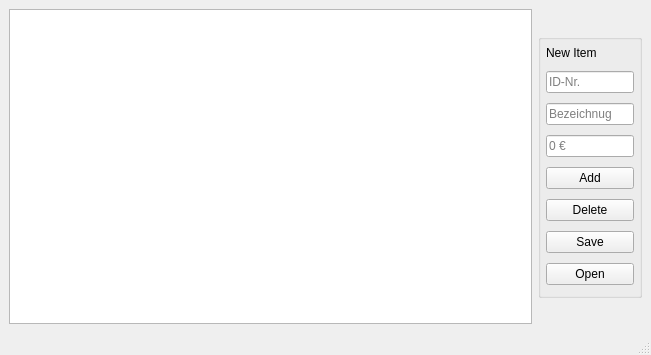
Old version of the form mainwindow.ui in the repository andy299792/Qt-Warenliste.
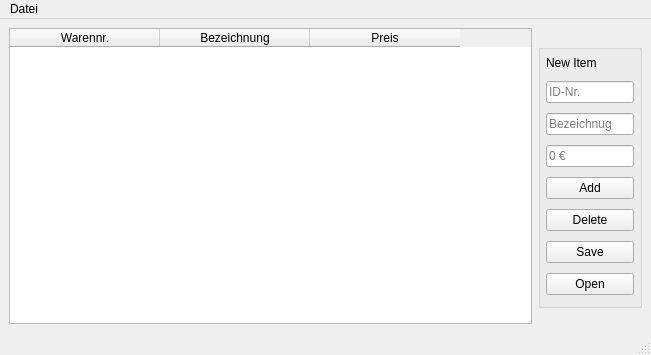
New version of the form.

Commit message: Speichern und Laden der Tabelle eingebaut, funktioniert so weit auch, noch keine dateiauswahl

```diff
--- a/mainwindow.ui
+++ b/mainwindow.ui
@@ -21,7 +21,7 @@
        <bool>true</bool>
       </property>
       <attribute name="horizontalHeaderVisible">
-       <bool>false</bool>
+       <bool>true</bool>
       </attribute>
       <attribute name="horizontalHeaderCascadingSectionResizes">
        <bool>false</bool>
@@ -158,6 +158,14 @@
      <height>26</height>
     </rect>
    </property>
+   <widget class="QMenu" name="menuDatei">
+    <property name="title">
+     <string>Datei</string>
+    </property>
+    <addaction name="actionOpen"/>
+    <addaction name="actionSave"/>
+   </widget>
+   <addaction name="menuDatei"/>
   </widget>
   <widget class="QStatusBar" name="statusbar">
    <property name="enabled">
```
Left out of the diff: 10 changed lines with no effect on the pictures. The commit also changes 2 other files.
